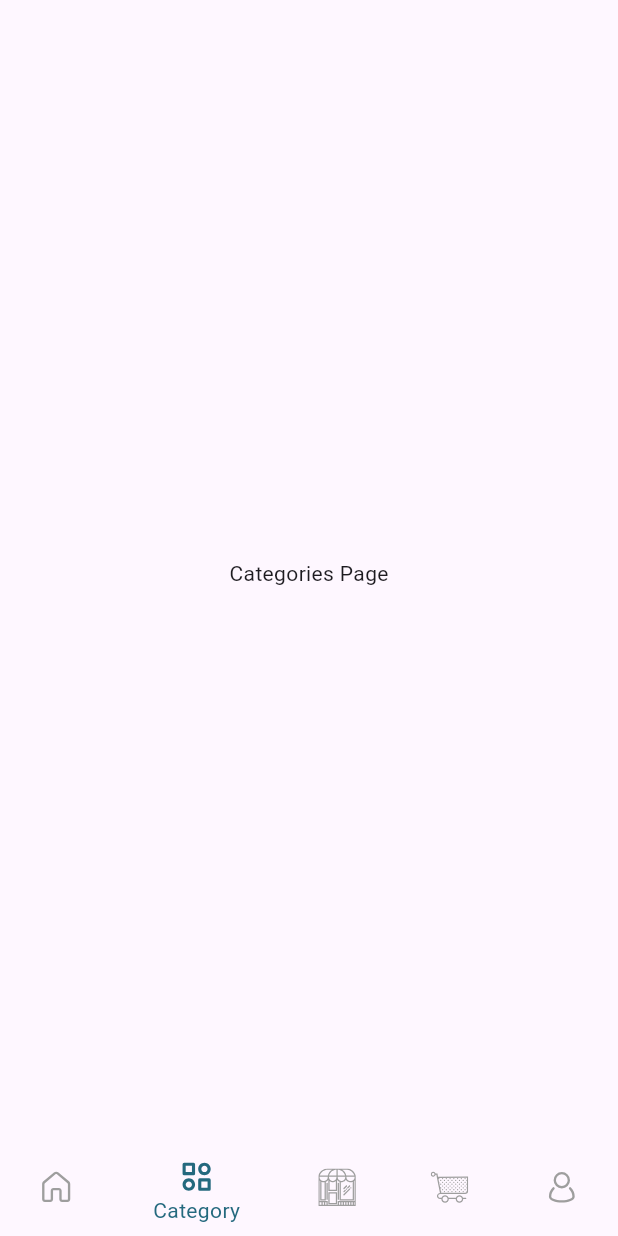
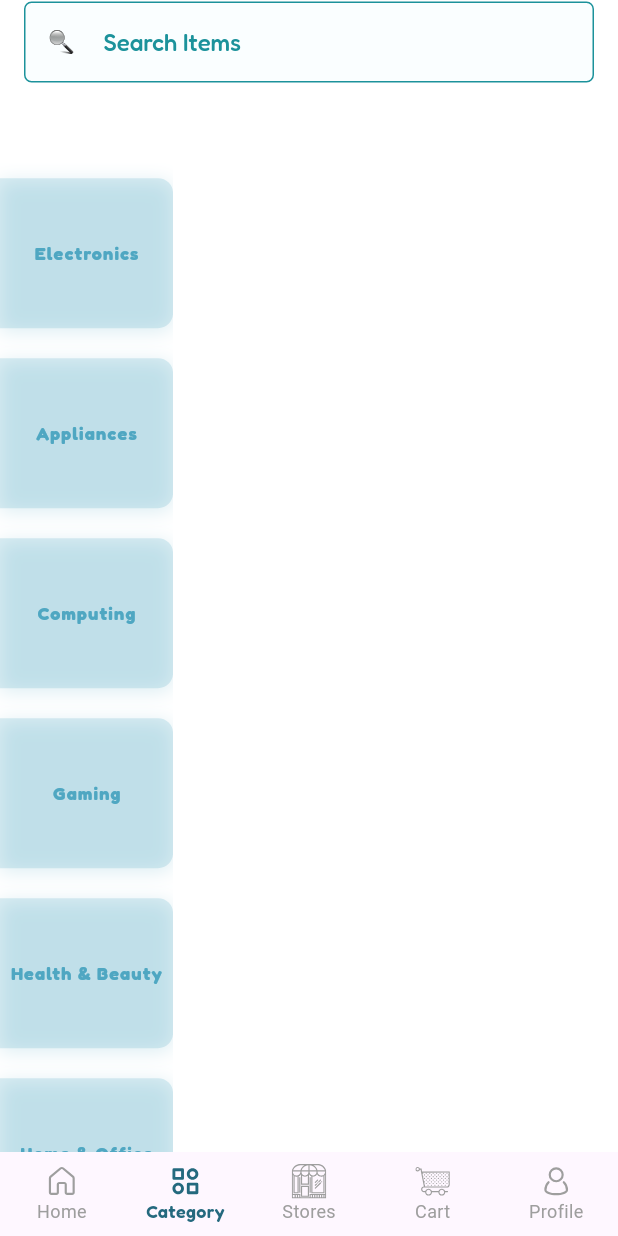
Before and after one commit to kobbycode/kstore, a Flutter app: the screen it shows after launch, item 2 of the bottom bar chosen, on a phone screen of 412 x 824 dp. Run offline on Flutter 3.47's test engine with Material 3 defaults, Android fonts, the phone set to English and light mode, and no system bars; our stand-ins replace flutter_svg, google_fonts.

Commit message:
created color changing effect when tapping on each category

```diff
--- a/lib/common/images/category_image.dart
+++ b/lib/common/images/category_image.dart
@@ -30,3 +30,18 @@ final List<Map<String, dynamic>> categories = [
     'route': '/homeOffice',
   },
 ];
+
+List<ItemData> categoryList = [
+  ItemData(text: 'Electronics'),
+  ItemData(text: 'Appliances'),
+  ItemData(text: 'Computing'),
+  ItemData(text: 'Gaming'),
+  ItemData(text: 'Health & Beauty'),
+  ItemData(text: 'Home & Office'),
+];
+
+class ItemData {
+  String text;
+  bool isSelected;
+  ItemData({required this.text, this.isSelected = false});
+}
--- a/lib/common/widgets/search_container.dart
+++ b/lib/common/widgets/search_container.dart
@@ -1,11 +1,13 @@
 import 'package:flutter/material.dart';
 import 'package:google_fonts/google_fonts.dart';
+import 'package:kobby_store/mainscreens/search_screen.dart';
 
 class CustomSearchContainer extends StatelessWidget {
   final String text;
   final Widget? icon;
+  final double? horizontalPadding;
   final bool showBackground, showBorder;
-  final void Function()? onTap;
+  // final void Function()? onTap;
 
   const CustomSearchContainer({
     Key? key,
@@ -13,23 +15,31 @@ class CustomSearchContainer extends StatelessWidget {
     this.icon,
     this.showBackground = true,
     this.showBorder = true,
-    this.onTap,
+    this.horizontalPadding = 24.0,
+    // this.onTap,
   }) : super(key: key);
 
   @override
   Widget build(BuildContext context) {
     return GestureDetector(
-      onTap: onTap,
+      onTap: () {
+        Navigator.push(
+          context,
+          MaterialPageRoute(
+            builder: (context) => const SearchScreen(),
+          ),
+        );
+      },
       child: Padding(
-        padding: const EdgeInsets.symmetric(horizontal: 24),
+        padding: EdgeInsets.symmetric(horizontal: horizontalPadding!),
         child: Container(
           width: double.infinity,
           padding: const EdgeInsets.all(16),
           decoration: BoxDecoration(
-            borderRadius: BorderRadius.circular(10),
+            borderRadius: BorderRadius.circular(5),
             border: showBorder
                 ? Border.all(
-                    color: const Color(0XFFFAFEFF),
+                    color: const Color.fromARGB(255, 28, 146, 155),
                   )
                 : null,
             color:
--- /dev/null
+++ b/lib/mainscreens/categories_page.dart
@@ -0,0 +1,119 @@
+import 'package:flutter/material.dart';
+import 'package:flutter_svg/svg.dart';
+import 'package:google_fonts/google_fonts.dart';
+import 'package:kobby_store/common/images/category_image.dart';
+import 'package:kobby_store/common/widgets/search_container.dart';
+
+class CategoriesPage extends StatefulWidget {
+  const CategoriesPage({Key? key}) : super(key: key);
+
+  @override
+  State<CategoriesPage> createState() => _CategoriesPageState();
+}
+
+class _CategoriesPageState extends State<CategoriesPage> {
+  @override
+  Widget build(BuildContext context) {
+    var size = MediaQuery.of(context).size;
+
+    return Scaffold(
+      backgroundColor: Colors.white,
+      appBar: AppBar(
+        backgroundColor: Colors.white,
+        elevation: 0,
+        title: CustomSearchContainer(
+          horizontalPadding: 0,
+          text: 'Search Items',
+          showBorder: true,
+          icon: SvgPicture.asset(
+            'images/icons/search.svg',
+            width: 16,
+          ),
+        ),
+      ),
+      body: Stack(
+        children: [
+          Positioned(
+            bottom: 0,
+            left: 0,
+            child: sideBar(size),
+          ),
+          Positioned(
+            bottom: 0,
+            right: 0,
+            child: categoryWidget(size),
+          ),
+        ],
+      ),
+    );
+  }
+
+  Widget sideBar(Size size) {
+    return SizedBox(
+      width: size.width * 0.28,
+      height: size.height * 0.8,
+      child: ListView.builder(
+        itemCount: categoryList.length,
+        itemBuilder: (context, index) {
+          return GestureDetector(
+            onTap: () {
+              setState(() {
+                for (var e in categoryList) {
+                  e.isSelected = false;
+                }
+                categoryList[index].isSelected = true;
+              });
+            },
+            child: Container(
+              height: 100,
+              margin: const EdgeInsets.symmetric(
+                vertical: 10,
+              ),
+              decoration: BoxDecoration(
+                borderRadius: const BorderRadius.only(
+                  topRight: Radius.circular(10),
+                  bottomRight: Radius.circular(10),
+                ),
+                color: categoryList[index].isSelected == true
+                    ? Colors.white
+                    : const Color.fromARGB(255, 79, 167, 194).withOpacity(0.2),
+                boxShadow: [
+                  BoxShadow(
+                    color: const Color.fromARGB(255, 79, 167, 194)
+                        .withOpacity(0.2),
+                    blurRadius: 10,
+                    offset: const Offset(0, 2),
+                  ),
+                ],
+              ),
+              child: Center(
+                child: Padding(
+                  padding: const EdgeInsets.only(left: 5, right: 5),
+                  child: Text(
+                    categoryList[index].text,
+                    style: GoogleFonts.fredoka(
+                      fontSize: 12,
+                      fontWeight: FontWeight.w700,
+                      color: const Color.fromARGB(255, 79, 167, 194),
+                      letterSpacing: 0.8,
+                    ),
+                    maxLines: 1,
+                    overflow: TextOverflow.ellipsis,
+                  ),
+                ),
+              ),
+            ),
+          );
+        },
+      ),
+    );
+  }
+
+  Widget categoryWidget(Size size) {
+    return Container(
+      height: size.height * 0.9,
+      width: size.width * 0.72,
+      color: Colors.white,
+    );
+  }
+}
--- a/lib/mainscreens/customer_main_screen.dart
+++ b/lib/mainscreens/customer_main_screen.dart
@@ -1,5 +1,7 @@
 import 'package:flutter/material.dart';
 import 'package:flutter_svg/svg.dart';
+import 'package:google_fonts/google_fonts.dart';
+import 'package:kobby_store/mainscreens/categories_page.dart';
 import 'package:kobby_store/mainscreens/home.dart';
 
 class CustomerMainScreen extends StatefulWidget {
@@ -23,17 +25,21 @@ class _CustomerMainScreenState extends State<CustomerMainScreen> {
   @override
   Widget build(BuildContext context) {
     return Scaffold(
+      backgroundColor: Colors.grey.shade100,
       body: IndexedStack(
         index: _selectedIndex,
         children: _buildPages(),
       ),
       bottomNavigationBar: BottomNavigationBar(
         selectedItemColor: const Color(0XFF24697E),
-        unselectedItemColor: Colors.grey, //
+        unselectedItemColor: Colors.grey,
         currentIndex: _selectedIndex,
-        selectedLabelStyle: const TextStyle(
-          fontWeight: FontWeight.w400,
+        selectedLabelStyle: GoogleFonts.fredoka(
+          fontSize: 12,
+          fontWeight: FontWeight.w600,
+          color: const Color.fromARGB(255, 36, 72, 126),
         ),
+        type: BottomNavigationBarType.fixed,
         elevation: 0,
         items: [
           _buildBottomNavigationBarItem(
@@ -73,7 +79,7 @@ class _CustomerMainScreenState extends State<CustomerMainScreen> {
     return BottomNavigationBarItem(
       icon: SvgPicture.asset(
         iconPath,
-        width: 25,
+        width: 23,
         color: _selectedIndex == _pageLabels.indexOf(label)
             ? const Color(0XFF24697E)
             : Colors.grey,
@@ -90,17 +96,6 @@ class _CustomerMainScreenState extends State<CustomerMainScreen> {
       const CartPage(),
       const ProfilePage(),
     ];
-  }
-}
-
-class CategoriesPage extends StatelessWidget {
-  const CategoriesPage({Key? key}) : super(key: key);
-
-  @override
-  Widget build(BuildContext context) {
-    return const Center(
-      child: Text('Categories Page'),
-    );
   }
 }
 
--- a/lib/mainscreens/home.dart
+++ b/lib/mainscreens/home.dart
@@ -32,7 +32,6 @@ class _HomePageState extends State<HomePage> {
 
                   //Search Box
                   CustomSearchContainer(
-                    onTap: () {},
                     text: 'Search',
                     icon: SvgPicture.asset(
                       'images/icons/search.svg',
```
Also changed, not shown: lib/common/widgets/category_vertical_image_text.dart (+6 -1 lines), lib/common/widgets/frosted_glass.dart (+16 -12 lines), lib/mainscreens/search_screen.dart (added, +19 -0 lines).
